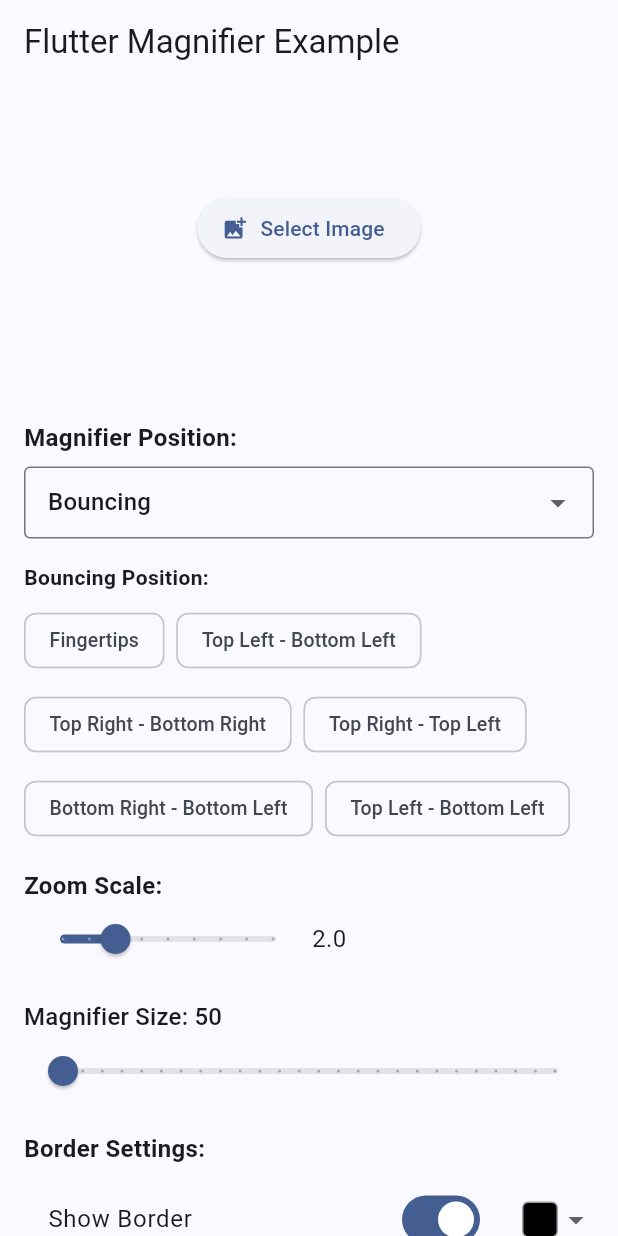
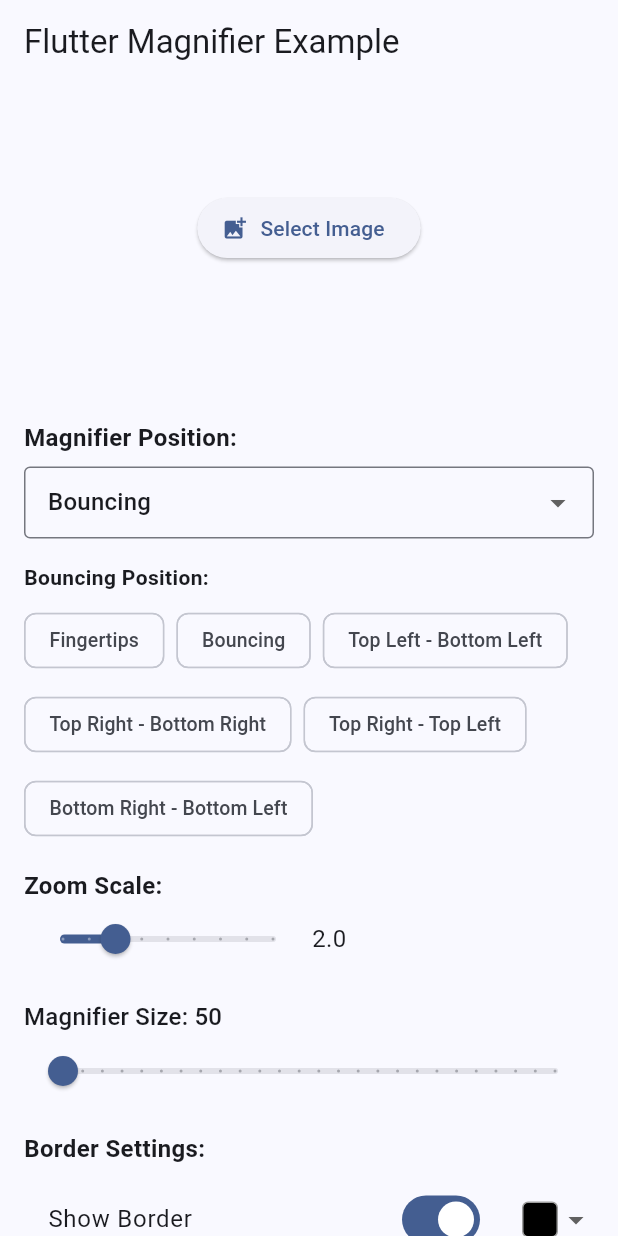
Before and after one commit to gokalpyildiz/flutter_magnifier, a Flutter app: the screen it shows after launch, on a phone screen of 412 x 824 dp. Run offline on Flutter 3.47's test engine with Material 3 defaults, Android fonts, the phone set to English and light mode, and no system bars; our stand-ins replace image_picker, permission_handler.

Commit message:
Update license to MIT, modify pubspec for correct repository links, adjust magnifier size in README, and refactor MagnifierPositionWidget to use stateful widget with improved position handling.

```diff
--- a/example/lib/widgets/magnifier_position_widget.dart
+++ b/example/lib/widgets/magnifier_position_widget.dart
@@ -2,13 +2,34 @@ import 'package:flutter/material.dart';
 import 'package:flutter_magnifier/flutter_magnifier.dart';
 import 'package:flutter_magnifier_example/viewmodel/magnifier_view_model.dart';
 
-class MagnifierPositionWidget extends StatelessWidget {
+class MagnifierPositionWidget extends StatefulWidget {
   final MagnifierViewModel viewModel;
 
   const MagnifierPositionWidget({
     super.key,
     required this.viewModel,
   });
+
+  @override
+  State<MagnifierPositionWidget> createState() => _MagnifierPositionWidgetState();
+}
+
+class _MagnifierPositionWidgetState extends State<MagnifierPositionWidget> {
+  late final TextEditingController _topTextEditingController;
+  late final TextEditingController _leftTextEditingController;
+  @override
+  void initState() {
+    super.initState();
+    _topTextEditingController = TextEditingController();
+    _leftTextEditingController = TextEditingController();
+  }
+
+  @override
+  void dispose() {
+    _topTextEditingController.dispose();
+    _leftTextEditingController.dispose();
+    super.dispose();
+  }
 
   @override
   Widget build(BuildContext context) {
@@ -21,7 +42,7 @@ class MagnifierPositionWidget extends StatelessWidget {
         ),
         const SizedBox(height: 8),
         DropdownButtonFormField<String>(
-          value: viewModel.state.currentPositionValue,
+          value: widget.viewModel.state.currentPositionValue,
           decoration: const InputDecoration(
             border: OutlineInputBorder(),
             contentPadding: EdgeInsets.symmetric(horizontal: 12, vertical: 8),
@@ -42,13 +63,13 @@ class MagnifierPositionWidget extends StatelessWidget {
           ],
           onChanged: (value) {
             if (value != null) {
-              viewModel.updatePosition(value);
+              widget.viewModel.updatePosition(value);
               _updateZoomPosition(value);
             }
           },
         ),
         const SizedBox(height: 16),
-        if (viewModel.state.currentPositionValue == 'Bouncing') ...[
+        if (widget.viewModel.state.currentPositionValue == 'Bouncing') ...[
           const Text(
             'Bouncing Position:',
             style: TextStyle(fontSize: 14, fontWeight: FontWeight.bold),
@@ -59,14 +80,14 @@ class MagnifierPositionWidget extends StatelessWidget {
             runSpacing: 8,
             children: [
               _buildBouncingChip('Fingertips', MagnifierPositionEnum.fingertips),
+              _buildBouncingChip('Bouncing', MagnifierPositionEnum.bouncing),
               _buildBouncingChip('Top Left - Bottom Left', MagnifierPositionEnum.bouncingTopLeftBottomLeft),
               _buildBouncingChip('Top Right - Bottom Right', MagnifierPositionEnum.bouncingTopRightBottomRight),
               _buildBouncingChip('Top Right - Top Left', MagnifierPositionEnum.bouncingTopRightTopLeft),
               _buildBouncingChip('Bottom Right - Bottom Left', MagnifierPositionEnum.bouncingBottomRightBottomLeft),
-              _buildBouncingChip('Top Left - Bottom Left', MagnifierPositionEnum.bouncingTopLeftBottomLeft),
             ],
           ),
-        ] else if (viewModel.state.currentPositionValue == 'Custom') ...[
+        ] else if (widget.viewModel.state.currentPositionValue == 'Custom') ...[
           const Text(
             'Custom Position:',
             style: TextStyle(fontSize: 14, fontWeight: FontWeight.bold),
@@ -81,10 +102,12 @@ class MagnifierPositionWidget extends StatelessWidget {
                     border: OutlineInputBorder(),
                   ),
                   keyboardType: TextInputType.number,
+                  controller: _topTextEditingController,
                   onChanged: (value) {
                     final top = double.tryParse(value);
+                    final left = double.tryParse(_leftTextEditingController.text);
                     if (top != null) {
-                      viewModel.updateZoomPosition(CustomZoomPosition(top: top), selectedPosition: 'Custom');
+                      widget.viewModel.updateZoomPosition(CustomZoomPosition(top: top, left: left), selectedPosition: 'Custom');
                     }
                   },
                 ),
@@ -97,17 +120,19 @@ class MagnifierPositionWidget extends StatelessWidget {
                     border: OutlineInputBorder(),
                   ),
                   keyboardType: TextInputType.number,
+                  controller: _leftTextEditingController,
                   onChanged: (value) {
+                    final top = double.tryParse(_topTextEditingController.text);
                     final left = double.tryParse(value);
                     if (left != null) {
-                      viewModel.updateZoomPosition(CustomZoomPosition(left: left), selectedPosition: 'Custom');
+                      widget.viewModel.updateZoomPosition(CustomZoomPosition(left: left, top: top), selectedPosition: 'Custom');
                     }
                   },
                 ),
               ),
             ],
           ),
-        ] else if (viewModel.state.currentPositionValue == 'Custom Function') ...[
+        ] else if (widget.viewModel.state.currentPositionValue == 'Custom Function') ...[
           const Text(
             'Custom Function Position:',
             style: TextStyle(fontSize: 14, fontWeight: FontWeight.bold),
@@ -115,7 +140,7 @@ class MagnifierPositionWidget extends StatelessWidget {
           const SizedBox(height: 8),
           ElevatedButton(
             onPressed: () {
-              viewModel.updateZoomPosition(
+              widget.viewModel.updateZoomPosition(
                 CustomFunctionZoomPosition(({required bottom, required left, required right, required top}) {
                   return PositionedPoints(top: top + 50, right: right + 50);
                 }),
@@ -130,7 +155,7 @@ class MagnifierPositionWidget extends StatelessWidget {
   }
 
   Widget _buildBouncingChip(String label, MagnifierPositionEnum position) {
-    final isSelected = viewModel.state.selectedBouncePosition == label;
+    final isSelected = widget.viewModel.state.selectedBouncePosition == label;
     return ChoiceChip(
       label: Text(
         label,
@@ -139,7 +164,7 @@ class MagnifierPositionWidget extends StatelessWidget {
       selected: isSelected,
       onSelected: (selected) {
         if (selected) {
-          viewModel.updateZoomPosition(BouncingZoomPosition(position), selectedPosition: label);
+          widget.viewModel.updateZoomPosition(BouncingZoomPosition(position), selectedPosition: label);
         }
       },
     );
@@ -148,13 +173,13 @@ class MagnifierPositionWidget extends StatelessWidget {
   void _updateZoomPosition(String position) {
     switch (position) {
       case 'Bouncing':
-        viewModel.updateZoomPosition(const BouncingZoomPosition(MagnifierPositionEnum.bouncing), selectedPosition: 'Bouncing');
+        widget.viewModel.updateZoomPosition(const BouncingZoomPosition(MagnifierPositionEnum.bouncing), selectedPosition: 'Bouncing');
         break;
       case 'Custom':
-        viewModel.updateZoomPosition(const CustomZoomPosition(top: 0, left: 0), selectedPosition: 'Custom');
+        widget.viewModel.updateZoomPosition(const CustomZoomPosition(top: 0, left: 0), selectedPosition: 'Custom');
         break;
       case 'Custom Function':
-        viewModel.updateZoomPosition(CustomFunctionZoomPosition(
+        widget.viewModel.updateZoomPosition(CustomFunctionZoomPosition(
           ({required bottom, required left, required right, required top}) {
             return PositionedPoints(top: top + 50, right: right + 50);
           },
--- a/lib/src/painter/magnifier_painter.dart
+++ b/lib/src/painter/magnifier_painter.dart
@@ -90,7 +90,7 @@ class MagnifierPainter extends CustomPainter {
     canvas.drawCircle(center, radius, outerBorderPaint);
 
     // Draw inner border
-    if (!showInnerBorder) {
+    if (showInnerBorder) {
       final innerBorderPaint = Paint()
         ..color = Colors.white
         ..style = PaintingStyle.stroke
--- a/pubspec.yaml
+++ b/pubspec.yaml
@@ -1,9 +1,9 @@
 name: flutter_magnifier
 description: A Flutter package that provides a magnifying glass effect for any widget.
 version: 0.0.1
-homepage: https://github.com/yourusername/flutter_magnifier
-repository: https://github.com/yourusername/flutter_magnifier.git
-issue_tracker: https://github.com/yourusername/flutter_magnifier/issues
+homepage: https://github.com/gokalpyildiz/flutter_magnifier
+repository: https://github.com/gokalpyildiz/flutter_magnifier.git
+issue_tracker: https://github.com/gokalpyildiz/flutter_magnifier/issues
 
 environment:
   sdk: ^3.8.0
```
Also changed, not shown: lib/src/mixin/magnifier_tool_mixin.dart (+22 -20 lines), 2 other files.
